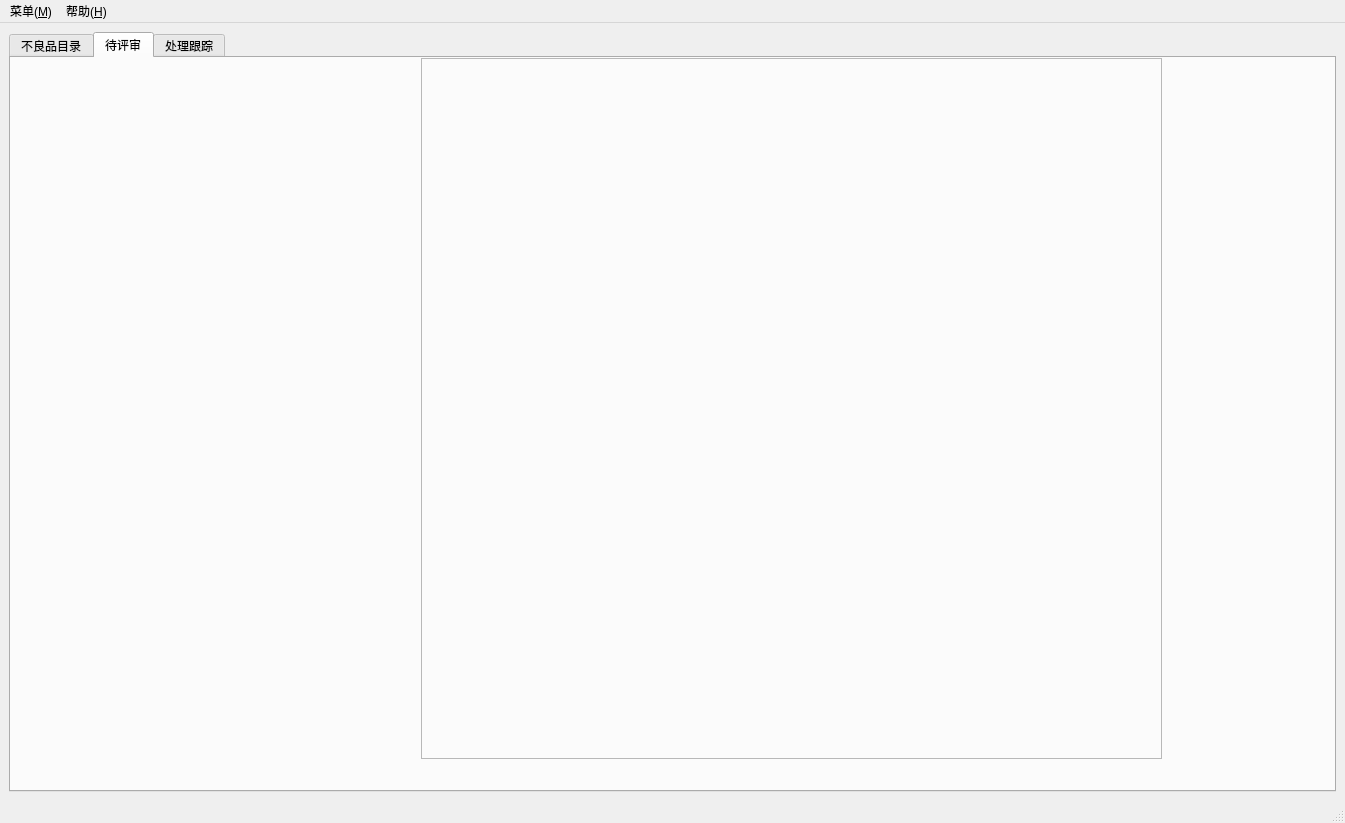
Before: the Qt Designer form mainwindow.ui in xeeboy/PartsReview, drawn with Qt 5.
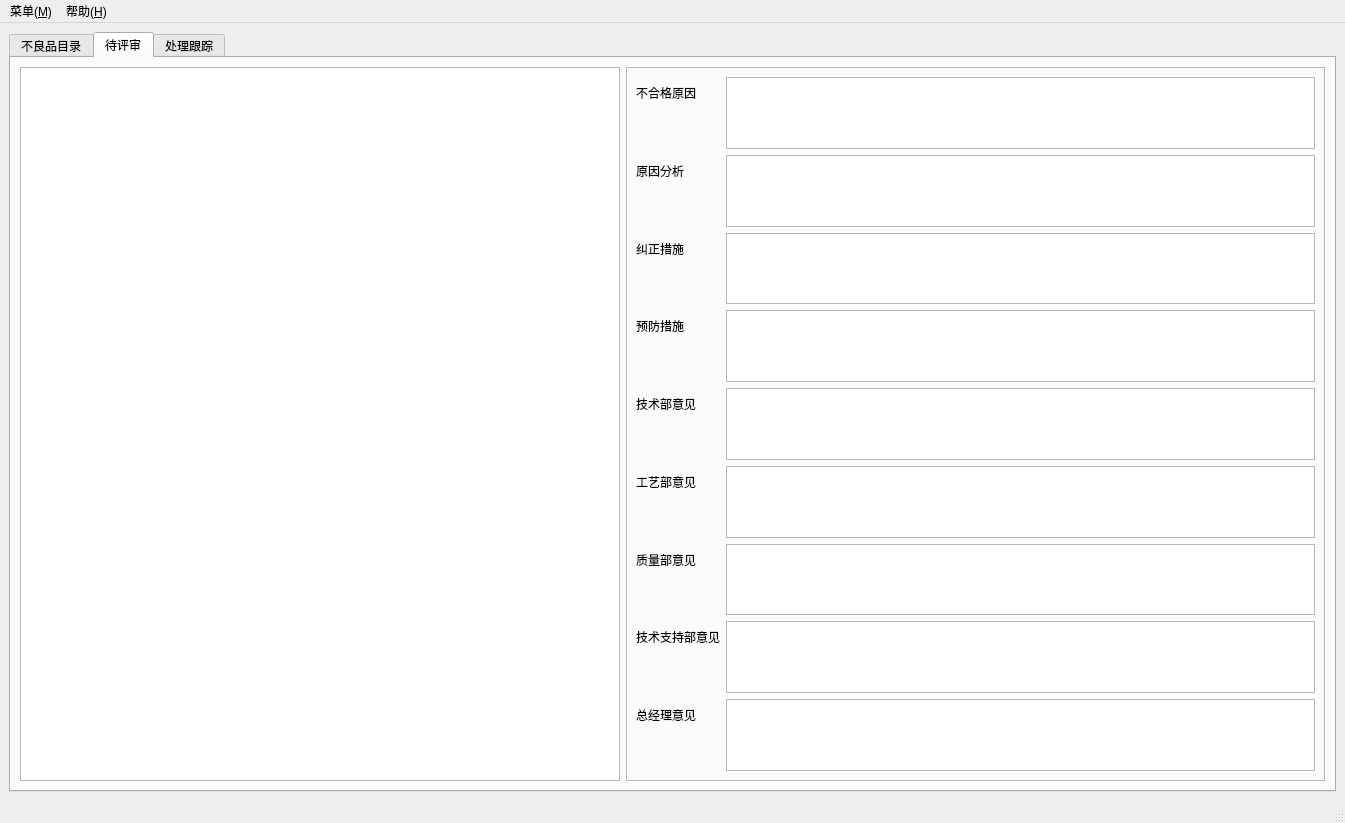
After: the same form once the commit is applied. The open tabs and pages were chosen to show the change. Icons and pictures are not drawn.

What changed in the file:
```diff
--- a/mainwindow.ui
+++ b/mainwindow.ui
@@ -646,22 +646,153 @@
        <attribute name="title">
         <string>待评审</string>
        </attribute>
-       <widget class="QFrame" name="frame_4">
-        <property name="geometry">
-         <rect>
-          <x>410</x>
-          <y>0</y>
-          <width>741</width>
-          <height>701</height>
-         </rect>
-        </property>
-        <property name="frameShape">
-         <enum>QFrame::StyledPanel</enum>
-        </property>
-        <property name="frameShadow">
-         <enum>QFrame::Raised</enum>
-        </property>
-       </widget>
+       <layout class="QHBoxLayout" name="horizontalLayout_3" stretch="6,7">
+        <item>
+         <widget class="QTableView" name="pre_tbl_view"/>
+        </item>
+        <item>
+         <widget class="QFrame" name="frame_4">
+          <property name="frameShape">
+           <enum>QFrame::StyledPanel</enum>
+          </property>
+          <property name="frameShadow">
+           <enum>QFrame::Raised</enum>
+          </property>
+          <layout class="QVBoxLayout" name="verticalLayout_7">
+           <item>
+            <layout class="QFormLayout" name="formLayout_4">
+             <item row="2" column="1">
+              <widget class="QTextEdit" name="pre_result">
+               <property name="readOnly">
+                <bool>true</bool>
+               </property>
+              </widget>
+             </item>
+             <item row="2" column="0">
+              <widget class="QLabel" name="label_7">
+               <property name="text">
+                <string>原因分析</string>
+               </property>
+              </widget>
+             </item>
+             <item row="3" column="0">
+              <widget class="QLabel" name="label_8">
+               <property name="text">
+                <string>纠正措施</string>
+               </property>
+              </widget>
+             </item>
+             <item row="4" column="0">
+              <widget class="QLabel" name="label_9">
+               <property name="text">
+                <string>预防措施</string>
+               </property>
+              </widget>
+             </item>
+             <item row="5" column="0">
+              <widget class="QLabel" name="label_10">
+               <property name="text">
+                <string>技术部意见</string>
+               </property>
+              </widget>
+             </item>
+             <item row="6" column="0">
+              <widget class="QLabel" name="label_18">
+               <property name="text">
+                <string>工艺部意见</string>
+               </property>
+              </widget>
+             </item>
+             <item row="7" column="0">
+              <widget class="QLabel" name="label_19">
+               <property name="text">
+                <string>质量部意见</string>
+               </property>
+              </widget>
+             </item>
+             <item row="8" column="0">
+              <widget class="QLabel" name="label_20">
+               <property name="text">
+                <string>技术支持部意见</string>
+               </property>
+              </widget>
+             </item>
+             <item row="9" column="0">
+              <widget class="QLabel" name="label_21">
+               <property name="text">
+                <string>总经理意见</string>
+               </property>
+              </widget>
+             </item>
+             <item row="3" column="1">
+              <widget class="QTextEdit" name="pre_correctiveation">
+               <property name="readOnly">
+                <bool>true</bool>
+               </property>
+              </widget>
+             </item>
+             <item row="4" column="1">
+              <widget class="QTextEdit" name="pre_precaution">
+               <property name="readOnly">
+                <bool>true</bool>
+               </property>
+              </widget>
+             </item>
+             <item row="5" column="1">
+              <widget class="QTextEdit" name="pre_tec_idea">
+               <property name="readOnly">
+                <bool>true</bool>
+               </property>
+              </widget>
+             </item>
+             <item row="6" column="1">
+              <widget class="QTextEdit" name="pre_pro_idea">
+               <property name="readOnly">
+                <bool>true</bool>
+               </property>
+              </widget>
+             </item>
+             <item row="7" column="1">
+              <widget class="QTextEdit" name="pre_qa_idea">
+               <property name="readOnly">
+                <bool>true</bool>
+               </property>
+              </widget>
+             </item>
+             <item row="8" column="1">
+              <widget class="QTextEdit" name="pre_tec_support_idea">
+               <property name="readOnly">
+                <bool>true</bool>
+               </property>
+              </widget>
+             </item>
+             <item row="9" column="1">
+              <widget class="QTextEdit" name="pre_general_idea">
+               <property name="readOnly">
+                <bool>true</bool>
+               </property>
+              </widget>
+             </item>
+             <item row="1" column="1">
+              <widget class="QTextEdit" name="pre_describle">
+               <property name="readOnly">
+                <bool>true</bool>
+               </property>
+              </widget>
+             </item>
+             <item row="1" column="0">
+              <widget class="QLabel" name="label_22">
+               <property name="text">
+                <string>不合格原因</string>
+               </property>
+              </widget>
+             </item>
+            </layout>
+           </item>
+          </layout>
+         </widget>
+        </item>
+       </layout>
       </widget>
       <widget class="QWidget" name="tab_following">
        <attribute name="icon">
```
Left out of the diff: 26 changed lines with no effect on the pictures.
